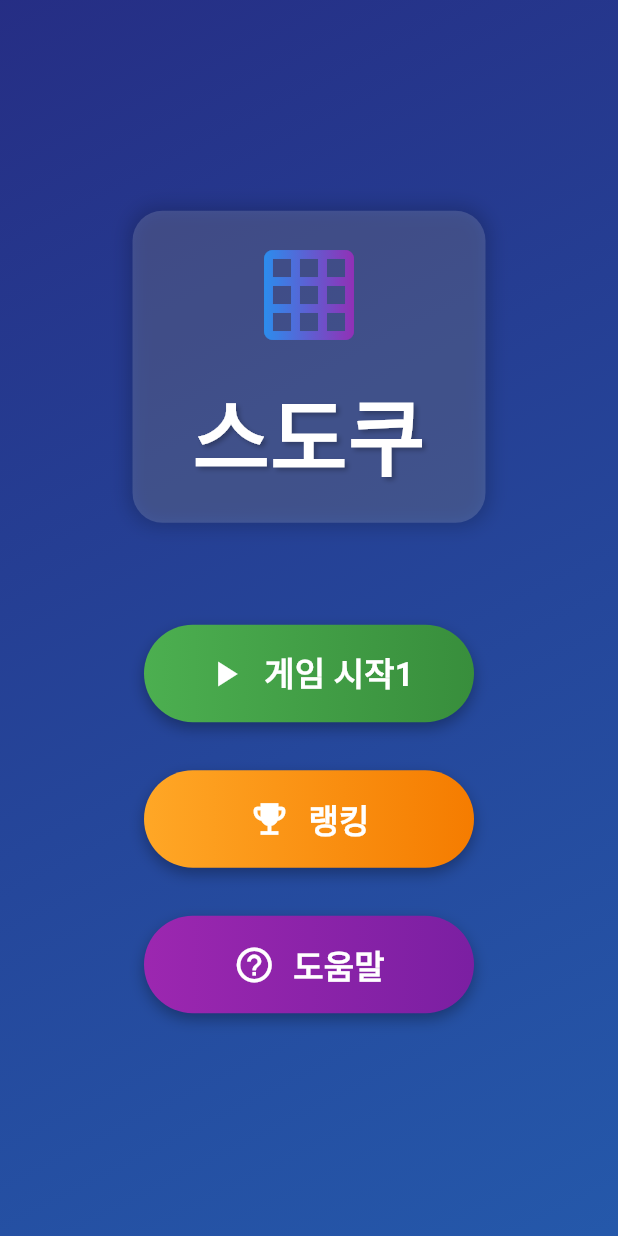
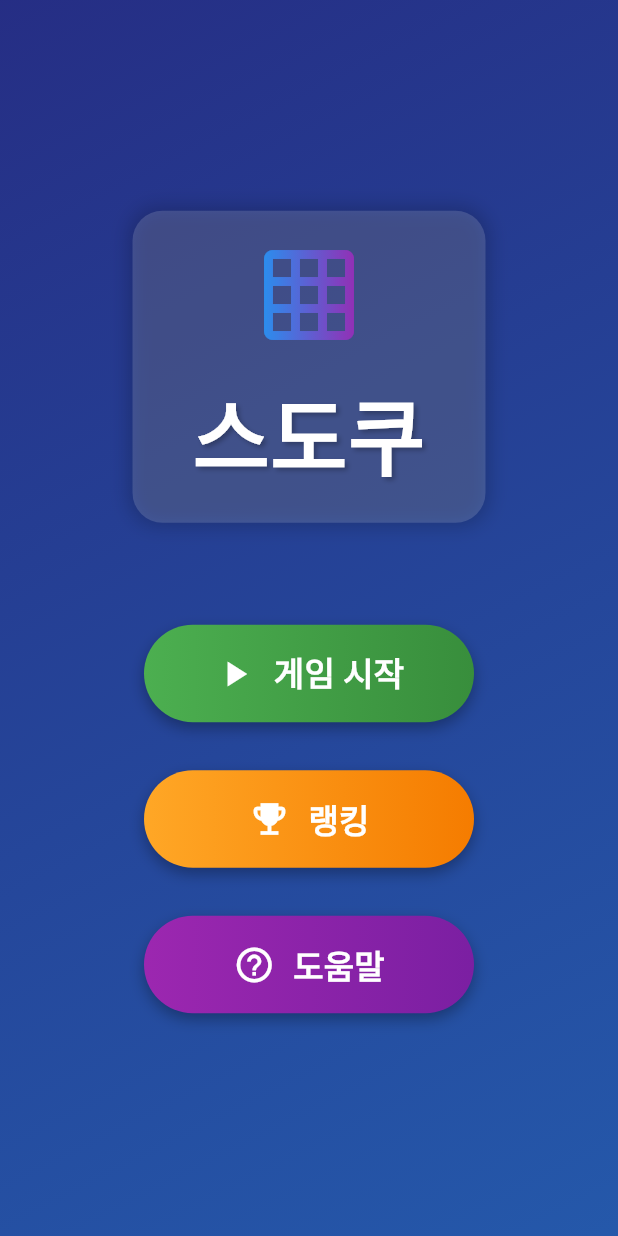
Before and after one commit to detectivekang/sudoku, a Flutter app: the screen it shows after launch, on a phone screen of 412 x 824 dp. Run offline on Flutter 3.47's test engine with Material 2 defaults, Android fonts, the phone set to English and light mode, and no system bars; our stand-ins replace google_mobile_ads, shared_preferences.

Commit message:
Update web build1

```diff
--- a/lib/screens/main_screen.dart
+++ b/lib/screens/main_screen.dart
@@ -139,7 +139,7 @@ class _MainScreenState extends State<MainScreen> {
                   ),
                   const SizedBox(height: 60),
                   _buildMainButton(
-                    text: '게임 시작1',
+                    text: '게임 시작',
                     onPressed: () => _showDifficultyDialog(context),
                     icon: Icons.play_arrow,
                     gradient: const LinearGradient(
```
